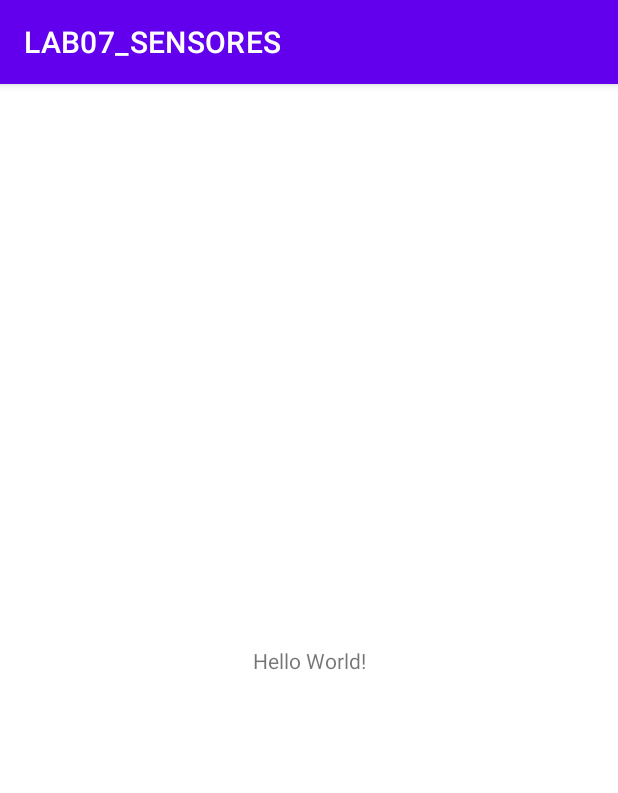
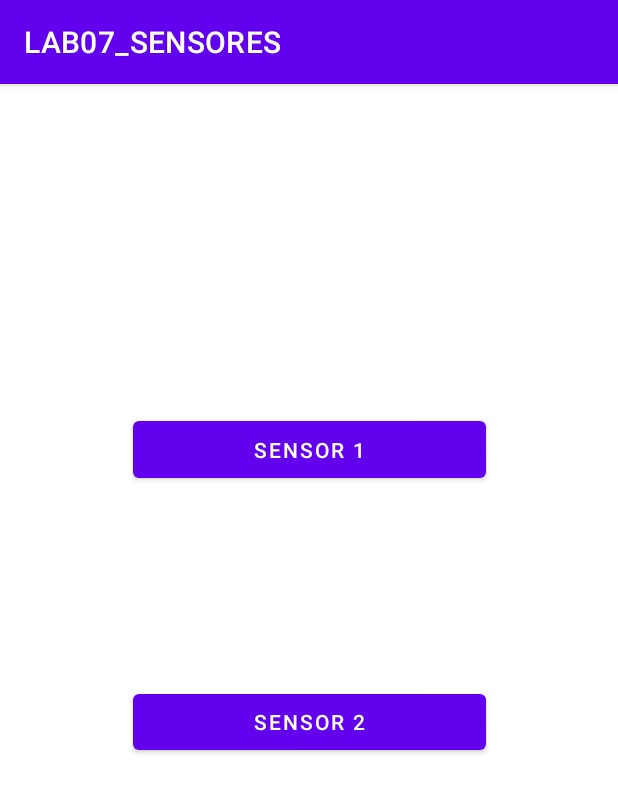
Before and after one commit to ValeriaCalderon123/LAB07_SENSORES, an Android app: the screen it shows after launch (MainActivity), on a phone screen of 412 x 824 dp. Shown: the top 793 px of the screen. Run offline under Robolectric (Android 15) with nearby library versions, the phone set to English and light mode, and no system bars.

Commit message:
Cambios UI

```diff
--- a/app/src/main/AndroidManifest.xml
+++ b/app/src/main/AndroidManifest.xml
@@ -14,6 +14,12 @@
         android:theme="@style/Theme.LAB07_SENSORES"
         tools:targetApi="31">
         <activity
+            android:name=".Sensor2"
+            android:exported="false" />
+        <activity
+            android:name=".Sensor1"
+            android:exported="false" />
+        <activity
             android:name=".MainActivity"
             android:exported="true">
             <intent-filter>
--- a/app/src/main/res/layout/activity_main.xml
+++ b/app/src/main/res/layout/activity_main.xml
@@ -6,13 +6,26 @@
     android:layout_height="match_parent"
     tools:context=".MainActivity">
 
-    <TextView
-        android:layout_width="wrap_content"
-        android:layout_height="wrap_content"
-        android:text="Hello World!"
+    <Button
+        android:id="@+id/button"
+        android:layout_width="235dp"
+        android:layout_height="50dp"
+        android:text="SENSOR 1"
         app:layout_constraintBottom_toBottomOf="parent"
         app:layout_constraintEnd_toEndOf="parent"
         app:layout_constraintStart_toStartOf="parent"
-        app:layout_constraintTop_toTopOf="parent" />
+        app:layout_constraintTop_toTopOf="parent"
+        app:layout_constraintVertical_bias="0.305" />
+
+    <Button
+        android:id="@+id/button2"
+        android:layout_width="235dp"
+        android:layout_height="49dp"
+        android:text="SENSOR 2"
+        app:layout_constraintBottom_toBottomOf="parent"
+        app:layout_constraintEnd_toEndOf="parent"
+        app:layout_constraintStart_toStartOf="parent"
+        app:layout_constraintTop_toBottomOf="@+id/button"
+        app:layout_constraintVertical_bias="0.294" />
 
 </androidx.constraintlayout.widget.ConstraintLayout>
```
Also changed, not shown: app/src/main/java/com/example/lab07_sensores/Sensor1.kt (added, +11 -0 lines), app/src/main/java/com/example/lab07_sensores/Sensor2.kt (added, +11 -0 lines), app/src/main/res/layout/activity_sensor1.xml (added, +9 -0 lines), app/src/main/res/layout/activity_sensor2.xml (added, +9 -0 lines).
